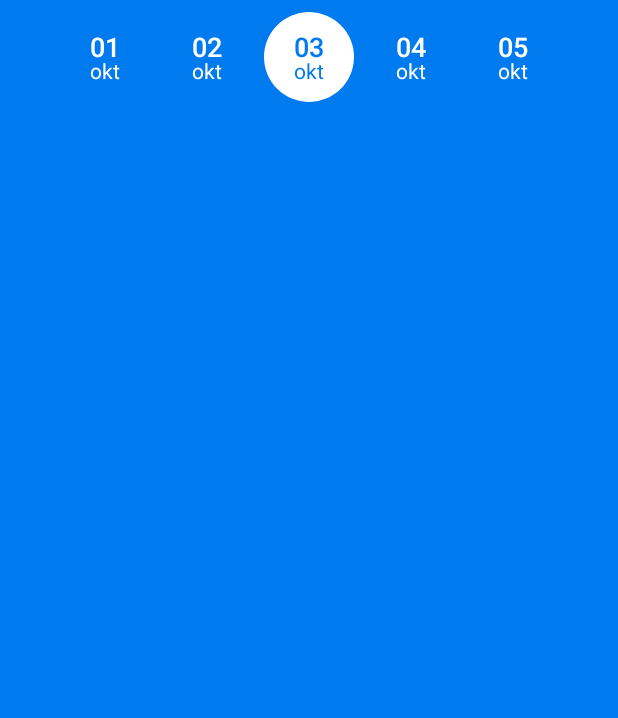
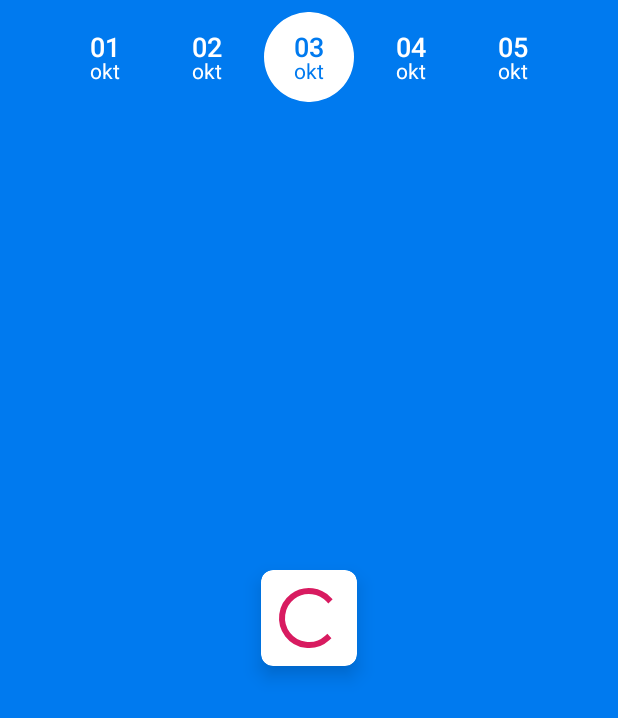
Before and after one commit to VictorOwnt/KolveniershofAndroid, an Android app: the layout fragment_date_selector.xml on its own in the app's theme, with its tools: preview values and no code run, on a phone screen of 412 x 824 dp. Shown: the top 718 px of the screen. Run offline under Robolectric (Android 15) with nearby library versions, the phone set to English and light mode, and no system bars.

Commit message:
Loading icon
Not fully working yet

```diff
--- a/app/build.gradle
+++ b/app/build.gradle
@@ -11,7 +11,7 @@ android {
         generateStubs = true
     }
     dataBinding {
-        enabled true
+        enabled = true
     }
     android.defaultConfig.vectorDrawables.useSupportLibrary = true
     buildToolsVersion "29.0.0"
--- a/app/src/main/res/layout-w900dp/fragment_date_selector.xml
+++ b/app/src/main/res/layout-w900dp/fragment_date_selector.xml
@@ -1,7 +1,16 @@
 <?xml version="1.0" encoding="utf-8"?>
-<androidx.constraintlayout.widget.ConstraintLayout xmlns:android="http://schemas.android.com/apk/res/android"
+<layout
+    xmlns:android="http://schemas.android.com/apk/res/android"
     xmlns:app="http://schemas.android.com/apk/res-auto"
-    xmlns:tools="http://schemas.android.com/tools"
+    xmlns:tools="http://schemas.android.com/tools">
+
+    <data>
+        <variable
+            name="viewmodel"
+            type="be.hogent.kolveniershof.viewmodels.DayViewModel"/>
+    </data>
+
+<androidx.constraintlayout.widget.ConstraintLayout
     android:layout_width="match_parent"
     android:layout_height="match_parent">
 
@@ -132,3 +141,4 @@
         app:layout_constraintStart_toEndOf="@+id/previous"
         tools:layout_editor_absoluteY="24dp" />
 </androidx.constraintlayout.widget.ConstraintLayout>
+</layout>
--- a/app/src/main/res/layout/fragment_date_selector.xml
+++ b/app/src/main/res/layout/fragment_date_selector.xml
@@ -5,11 +5,35 @@
     xmlns:app="http://schemas.android.com/apk/res-auto"
     xmlns:android="http://schemas.android.com/apk/res/android">
 
+    <data>
+        <variable
+            name="viewmodel"
+            type="be.hogent.kolveniershof.viewmodels.DayViewModel"/>
+    </data>
+
     <androidx.constraintlayout.widget.ConstraintLayout
         android:layout_width="match_parent"
         android:layout_height="match_parent"
         android:background="@color/colorPrimary"
         android:translationZ="10dp">
+
+        <androidx.cardview.widget.CardView
+        android:layout_width="wrap_content"
+        android:layout_height="wrap_content"
+        app:cardCornerRadius="8dp"
+        app:cardElevation="8dp"
+        app:layout_constraintTop_toTopOf="parent" android:layout_marginBottom="8dp"
+        app:layout_constraintBottom_toBottomOf="parent"
+        app:layout_constraintEnd_toEndOf="parent"
+        app:layout_constraintStart_toStartOf="parent" android:layout_marginStart="8dp"
+        android:layout_marginTop="8dp" android:layout_marginEnd="8dp" android:id="@+id/loading"
+        android:visibility="@{safeUnbox(viewmodel.loadingVisibility)}">
+        <ProgressBar
+            style="?android:attr/progressBarStyle"
+            android:layout_width="wrap_content"
+            android:layout_height="wrap_content"
+            android:layout_margin="8dp"/>
+    </androidx.cardview.widget.CardView>
 
         <LinearLayout
             android:id="@+id/linearLayout"
```
Also changed, not shown: app/src/main/java/be/hogent/kolveniershof/ui/DateSelectorFragment.kt (+17 -7 lines), app/src/main/java/be/hogent/kolveniershof/viewmodels/DayViewModel.kt (+13 -0 lines), app/src/main/java/be/hogent/kolveniershof/viewmodels/UserViewModel.kt (+11 -0 lines), app/src/main/res/layout/fragment_day.xml (line endings or trailing spaces).
